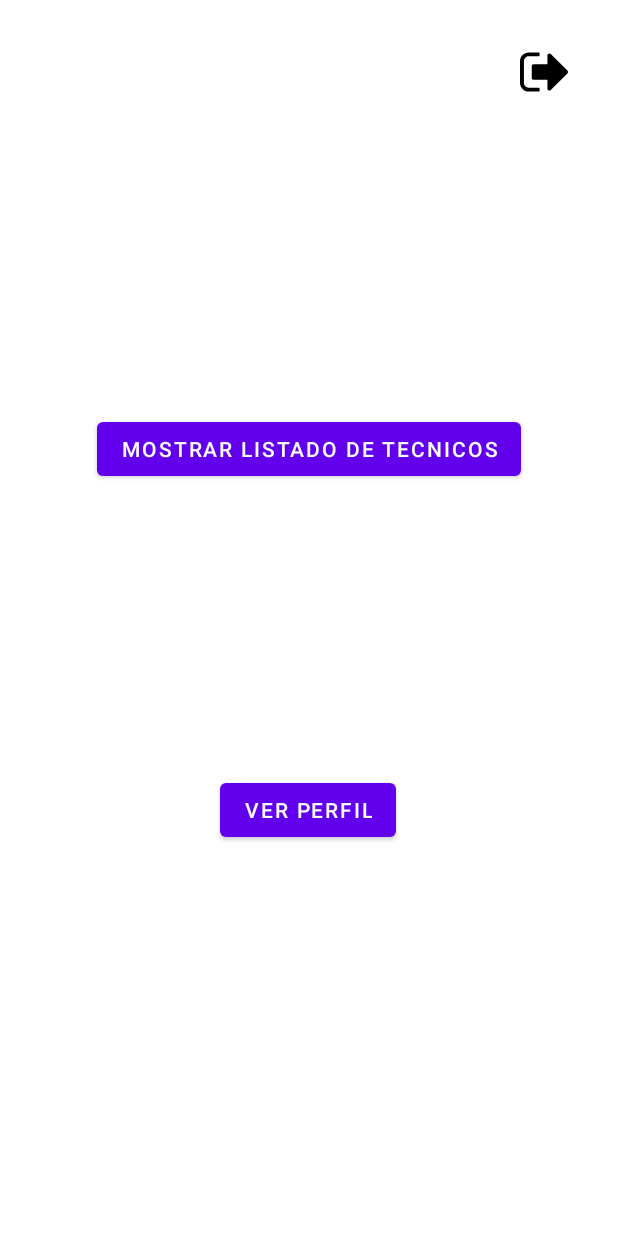
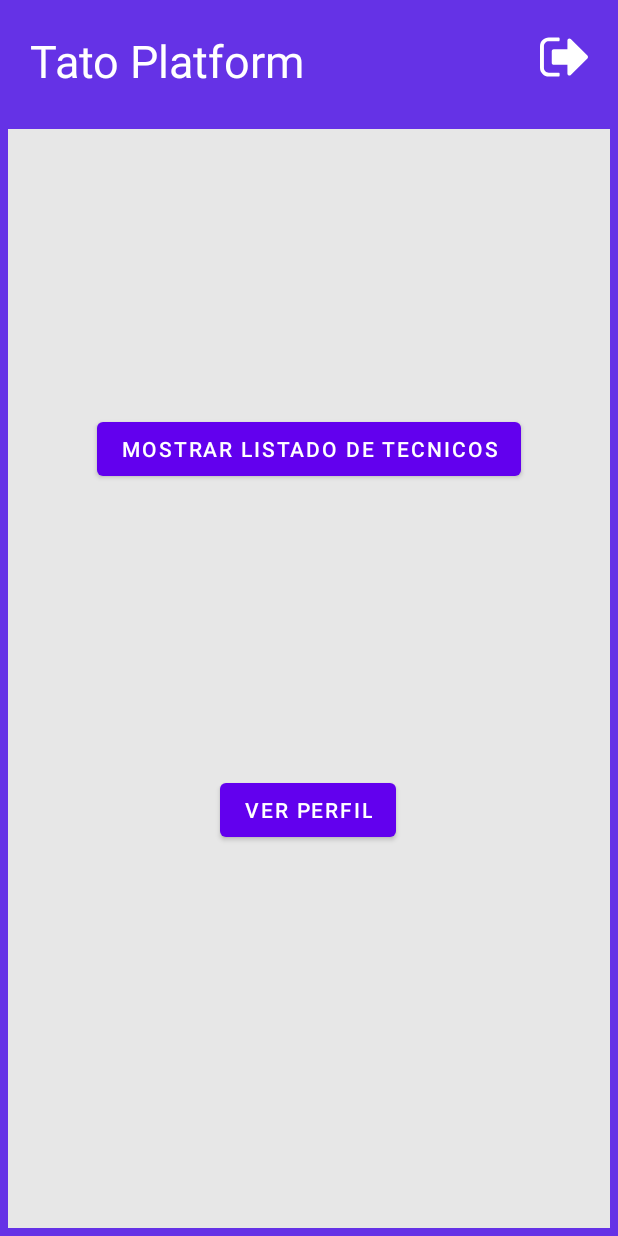
Before and after one commit to djag07907/tato, an Android app: the screen it shows after launch once a user with an empty profile is signed in (MenuSelectionActivity), on a phone screen of 412 x 824 dp. Run offline under Robolectric (Android 15) with nearby library versions, the phone set to English and light mode, and no system bars; our stand-ins replace Firebase (no records; nobody signed in at launch, a user with empty details on screens opened directly); 5 statements that could not run were skipped.

Commit message:
general UI improvements

```diff
--- a/app/src/main/java/solutions/alva/of/son/tato/TechAdapter.kt
+++ b/app/src/main/java/solutions/alva/of/son/tato/TechAdapter.kt
@@ -1,13 +1,18 @@
 package solutions.alva.of.son.tato
 
+import android.content.Context
 import android.view.LayoutInflater
 import android.view.View
 import android.view.ViewGroup
+import android.widget.ImageView
 import android.widget.TextView
 import androidx.recyclerview.widget.RecyclerView
+import com.bumptech.glide.Glide
 import solutions.alva.of.son.tato.classes.Users
+import solutions.alva.of.son.tato.databinding.ActivityMainBinding
 
-class TechAdapter(private val techList : ArrayList<Users>) : RecyclerView.Adapter<TechAdapter.MyViewHolder>() {
+class TechAdapter(private val techList: ArrayList<Users>) : RecyclerView.Adapter<TechAdapter.MyViewHolder>() {
+//    private lateinit var binding: ActivityMainBinding
 
 
     override fun onCreateViewHolder(parent: ViewGroup, viewType: Int): TechAdapter.MyViewHolder {
@@ -15,6 +20,8 @@ class TechAdapter(private val techList : ArrayList<Users>) : RecyclerView.Adapte
         val itemView = LayoutInflater.from(parent.context).inflate(R.layout.list_item,
         parent,false)
 
+
+//        val imageView : ImageView = itemView.findViewById(R.id.userImageView)
         return MyViewHolder(itemView)
     }
 
@@ -26,6 +33,9 @@ class TechAdapter(private val techList : ArrayList<Users>) : RecyclerView.Adapte
         holder.techName.text = user.userName
         holder.userTypes.text = user.userType
         holder.userNumber.text = user.userNum
+        user.imageId = user.imageId
+
+//        techList[position].imageId?.let { holder.imageId.setImageResource(it) }
 
 
     }
@@ -46,6 +56,8 @@ class TechAdapter(private val techList : ArrayList<Users>) : RecyclerView.Adapte
         val techName : TextView = itemView.findViewById(R.id.techNametv)
         val userTypes : TextView = itemView.findViewById(R.id.userTypetv)
         val userNumber : TextView = itemView.findViewById(R.id.userNumtv)
+        val userImage : ImageView = itemView.findViewById(R.id.userImageView)
+//        val imageId : ImageView = itemView.findViewById(R.id.userImageView)
     }
 
 
--- a/app/src/main/java/solutions/alva/of/son/tato/TechListingActivity.kt
+++ b/app/src/main/java/solutions/alva/of/son/tato/TechListingActivity.kt
@@ -6,7 +6,6 @@ import android.util.Log
 import androidx.recyclerview.widget.LinearLayoutManager
 import androidx.recyclerview.widget.RecyclerView
 import com.google.firebase.firestore.*
-import com.google.firebase.firestore.model.Document
 import solutions.alva.of.son.tato.classes.Users
 
 class TechListingActivity : AppCompatActivity() {
@@ -34,6 +33,8 @@ class TechListingActivity : AppCompatActivity() {
 
 
         EventChangeListener()
+
+
 
     }
 
--- a/app/src/main/java/solutions/alva/of/son/tato/classes/users.kt
+++ b/app/src/main/java/solutions/alva/of/son/tato/classes/users.kt
@@ -9,7 +9,9 @@ data class Users(
     var userType: String? = null,
     var userNum: String? = null,
     var userDep: String? = null,
-    var techProf: String? = null
+    var techProf: String? = null,
+    var imageId : Int? = null
     )
 
+
 annotation class NoArg
--- /dev/null
+++ b/app/src/main/res/drawable/ic_sign_outwhite.xml
@@ -0,0 +1,12 @@
+<vector xmlns:android="http://schemas.android.com/apk/res/android"
+    android:width="40dp"
+    android:height="40dp"
+    android:viewportWidth="447.674"
+    android:viewportHeight="447.674">
+  <path
+      android:fillColor="#FFFFFFFF"
+      android:pathData="M182.725,379.151c-0.572,-1.522 -0.769,-2.816 -0.575,-3.863c0.193,-1.04 -0.472,-1.902 -1.997,-2.566c-1.525,-0.664 -2.286,-1.191 -2.286,-1.567c0,-0.38 -1.093,-0.667 -3.284,-0.855c-2.19,-0.191 -3.283,-0.288 -3.283,-0.288h-3.71h-3.14H82.224c-12.562,0 -23.317,-4.469 -32.264,-13.421c-8.945,-8.946 -13.417,-19.698 -13.417,-32.258V123.335c0,-12.562 4.471,-23.313 13.417,-32.259c8.947,-8.947 19.702,-13.422 32.264,-13.422h91.361c2.475,0 4.421,-0.614 5.852,-1.854c1.425,-1.237 2.375,-3.094 2.853,-5.568c0.476,-2.474 0.763,-4.708 0.859,-6.707c0.094,-1.997 0.048,-4.521 -0.144,-7.566c-0.189,-3.044 -0.284,-4.947 -0.284,-5.712c0,-2.474 -0.905,-4.611 -2.712,-6.423c-1.809,-1.804 -3.949,-2.709 -6.423,-2.709H82.224c-22.648,0 -42.016,8.042 -58.101,24.125C8.042,81.323 0,100.688 0,123.338v200.994c0,22.648 8.042,42.018 24.123,58.095c16.085,16.091 35.453,24.133 58.101,24.133h91.365c2.475,0 4.422,-0.622 5.852,-1.854c1.425,-1.239 2.375,-3.094 2.853,-5.571c0.476,-2.471 0.763,-4.716 0.859,-6.707c0.094,-1.999 0.048,-4.518 -0.144,-7.563C182.818,381.817 182.725,379.915 182.725,379.151z"/>
+  <path
+      android:fillColor="#FFFFFFFF"
+      android:pathData="M442.249,210.989L286.935,55.67c-3.614,-3.612 -7.898,-5.424 -12.847,-5.424c-4.949,0 -9.233,1.812 -12.851,5.424c-3.617,3.617 -5.424,7.904 -5.424,12.85v82.226H127.907c-4.952,0 -9.233,1.812 -12.85,5.424c-3.617,3.617 -5.424,7.901 -5.424,12.85v109.636c0,4.948 1.807,9.232 5.424,12.847c3.621,3.61 7.901,5.427 12.85,5.427h127.907v82.225c0,4.945 1.807,9.233 5.424,12.847c3.617,3.617 7.901,5.428 12.851,5.428c4.948,0 9.232,-1.811 12.847,-5.428L442.249,236.69c3.617,-3.62 5.425,-7.898 5.425,-12.848C447.674,218.894 445.866,214.606 442.249,210.989z"/>
+</vector>
--- a/app/src/main/res/layout/activity_menu_selection.xml
+++ b/app/src/main/res/layout/activity_menu_selection.xml
@@ -6,18 +6,53 @@
     android:layout_height="match_parent"
     tools:context=".MenuSelectionActivity">
 
+    <LinearLayout
+        android:id="@+id/linearLayout4"
+        android:layout_width="match_parent"
+        android:layout_height="match_parent"
+        android:orientation="vertical"
+        android:background="@color/purple_700"
+        >
+
+        <TextView
+            android:layout_width="wrap_content"
+            android:layout_height="wrap_content"
+            android:layout_margin="20dp"
+            android:text="@string/app_name"
+            android:textColor="@color/white"
+            android:textSize="30sp"
+
+            />
+
+        <GridLayout
+            android:background="@color/bg"
+            android:layout_width="match_parent"
+            android:layout_height="match_parent"
+            android:layout_gravity="center_horizontal"
+            android:layout_margin="5dp"
+            android:alignmentMode="alignMargins"
+            android:columnOrderPreserved="false"
+            android:rowCount="2">
+
+
+        </GridLayout>
+
+
+    </LinearLayout>
+
     <ImageView
         android:id="@+id/signOutImageView"
         android:layout_width="32dp"
         android:layout_height="32dp"
         android:layout_gravity="end"
-        android:layout_marginTop="32dp"
+        android:layout_marginStart="150dp"
+        android:layout_marginTop="22dp"
         android:contentDescription="@string/all"
         app:layout_constraintEnd_toEndOf="parent"
         app:layout_constraintHorizontal_bias="0.912"
-        app:layout_constraintStart_toStartOf="parent"
+        app:layout_constraintStart_toStartOf="@+id/linearLayout4"
         app:layout_constraintTop_toTopOf="parent"
-        app:srcCompat="@drawable/ic_sign_out"
+        app:srcCompat="@drawable/ic_sign_outwhite"
         tools:ignore="VectorDrawableCompat" />
 
     <Button
--- a/app/src/main/res/layout/activity_tech_listing.xml
+++ b/app/src/main/res/layout/activity_tech_listing.xml
@@ -15,6 +15,7 @@
         app:layout_constraintBottom_toBottomOf="parent"
         app:layout_constraintEnd_toEndOf="parent"
         app:layout_constraintStart_toStartOf="parent"
-        app:layout_constraintTop_toTopOf="parent" />
+        app:layout_constraintTop_toTopOf="parent"
+        android:background="@color/bg"/>
 
 </androidx.constraintlayout.widget.ConstraintLayout>
--- a/app/src/main/res/layout/list_item.xml
+++ b/app/src/main/res/layout/list_item.xml
@@ -17,9 +17,11 @@
 
         <ImageView
             android:id="@+id/userImageView"
-            android:layout_width="wrap_content"
-            android:layout_height="wrap_content"
-            tools:srcCompat="@tools:sample/avatars" />
+            android:layout_width="90dp"
+            android:layout_height="90dp"
+            app:srcCompat="@drawable/profile_photo"
+            tools:srcCompat="@drawable/ic_user"
+            />
 
         <LinearLayout
             android:layout_width="wrap_content"
--- a/app/src/main/res/values/colors.xml
+++ b/app/src/main/res/values/colors.xml
@@ -8,4 +8,6 @@
     <color name="black">#FF000000</color>
     <color name="black_500">#262626</color>
     <color name="white">#FFFFFFFF</color>
+    <color name="bg">#E7E7E7</color>
+
 </resources>
```
